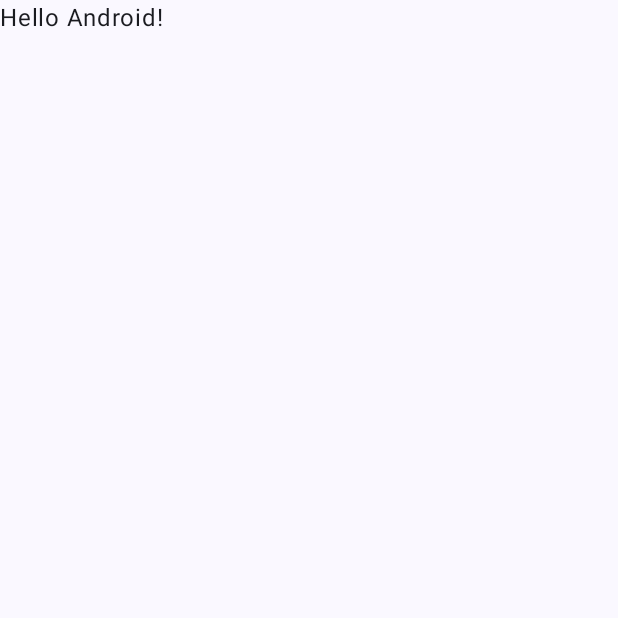
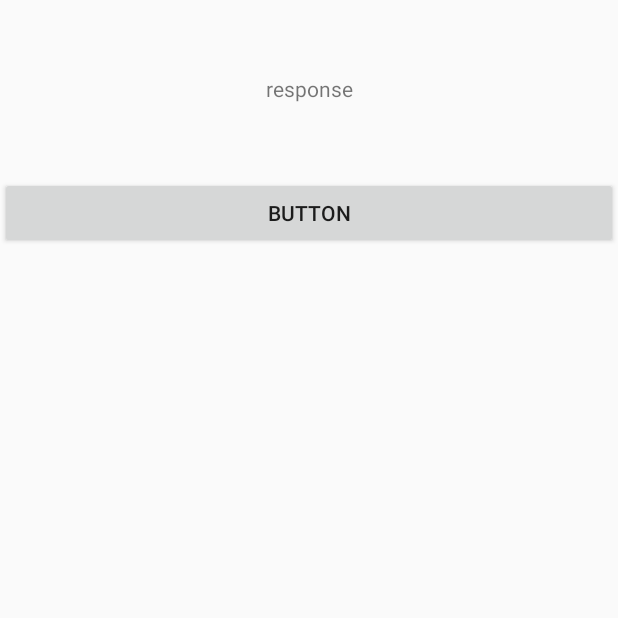
Before and after one commit to kminamiurawa24/KiracuChat, an Android app built with Jetpack Compose: the screen it shows after launch (MainActivity), on a phone screen of 412 x 824 dp, the top half of it. Before the commit the part shown is almost empty. Run offline under Robolectric (Android 15) with nearby library versions, the phone set to English and light mode, and no system bars.

Commit message:
アプリを追加
アプリを作り直しました

```diff
--- a/03_MobileApp/app/build.gradle.kts
+++ b/03_MobileApp/app/build.gradle.kts
@@ -5,11 +5,12 @@ plugins {
 
 android {
     namespace = "com.example.kiracuchat"
-    compileSdk = 34
+    compileSdk = 35
 
     defaultConfig {
         applicationId = "com.example.kiracuchat"
         minSdk = 31
+        //noinspection OldTargetApi,OldTargetApi
         targetSdk = 34
         versionCode = 1
         versionName = "1.0"
--- a/03_MobileApp/app/src/main/AndroidManifest.xml
+++ b/03_MobileApp/app/src/main/AndroidManifest.xml
@@ -2,7 +2,10 @@
 <manifest xmlns:android="http://schemas.android.com/apk/res/android"
     xmlns:tools="http://schemas.android.com/tools">
 
+    <uses-permission android:name="android.permission.INTERNET"/>
+
     <application
+        android:networkSecurityConfig="@xml/network_security_config"
         android:allowBackup="true"
         android:dataExtractionRules="@xml/data_extraction_rules"
         android:fullBackupContent="@xml/backup_rules"
--- a/03_MobileApp/app/src/main/java/com/example/kiracuchat/MainActivity.kt
+++ b/03_MobileApp/app/src/main/java/com/example/kiracuchat/MainActivity.kt
@@ -1,47 +1,83 @@
 package com.example.kiracuchat
 
 import android.os.Bundle
+import android.view.View
+import android.widget.TextView
 import androidx.activity.ComponentActivity
-import androidx.activity.compose.setContent
-import androidx.activity.enableEdgeToEdge
-import androidx.compose.foundation.layout.fillMaxSize
-import androidx.compose.foundation.layout.padding
-import androidx.compose.material3.Scaffold
-import androidx.compose.material3.Text
-import androidx.compose.runtime.Composable
-import androidx.compose.ui.Modifier
-import androidx.compose.ui.tooling.preview.Preview
-import com.example.kiracuchat.ui.theme.KiracuChatTheme
+import androidx.compose.ui.text.intl.Locale
+import java.io.BufferedReader
+import java.io.IOException
+import java.io.InputStream
+import java.io.InputStreamReader
+import java.net.HttpURLConnection
+import java.net.MalformedURLException
+import java.net.URL
+
 
 class MainActivity : ComponentActivity() {
     override fun onCreate(savedInstanceState: Bundle?) {
         super.onCreate(savedInstanceState)
-        enableEdgeToEdge()
-        setContent {
-            KiracuChatTheme {
-                Scaffold(modifier = Modifier.fillMaxSize()) { innerPadding ->
-                    Greeting(
-                        name = "Android",
-                        modifier = Modifier.padding(innerPadding)
-                    )
-                }
+        setContentView(R.layout.activity_main)
+    }
+
+    fun buttonOnClick(view: View){ // ①クリック時の処理を追加
+        var response = getAPI()
+        val textView: TextView = findViewById(R.id.textView)
+
+        textView.text = response
+    }
+
+    fun getAPI(): String {
+        var urlConnection: HttpURLConnection? = null
+        var inputStream: InputStream? = null
+        var response = ""
+
+        try {
+            val url = URL("http://192.168.40.125:5088/ConTest/ping")
+
+            // 接続先URLへのコネクションを開く
+            urlConnection = url.openConnection() as HttpURLConnection
+
+            // 接続タイムアウトとレスポンスタイムアウトを設定
+            urlConnection.connectTimeout = 10000  // 10秒
+            urlConnection.readTimeout = 10000     // 10秒
+
+            // ヘッダーにUser-AgentとAccept-Languageを設定
+            urlConnection.addRequestProperty("User-Agent", "Android")
+            urlConnection.addRequestProperty("Accept-Language","ja-JP" )
+
+            // HTTPメソッドをGETに設定
+            urlConnection.requestMethod = "GET"
+            urlConnection.doOutput = false
+            urlConnection.doInput = true
+
+            // 接続を開始
+            urlConnection.connect()
+
+            // レスポンスコードを取得
+            val statusCode = urlConnection.responseCode
+
+            // レスポンスコードが200ならレスポンスを読み取る
+            if (statusCode == 200) {
+                // ストリームを使ってレスポンスを読み取る
+                inputStream = urlConnection.inputStream
+                val bufferedReader = BufferedReader(InputStreamReader(inputStream, "UTF-8"))
+
+                // レスポンスボディを行単位で読み取る
+                response = bufferedReader.use { it.readText() }
+            }else{
+                println("Error: Response code $statusCode")
+                return "Error: Response code $statusCode"
             }
+        } catch (e: IOException) {
+            e.printStackTrace()
+            return e.message.toString()
+        } finally {
+            // リソースを適切に解放
+            urlConnection?.disconnect()
+            inputStream?.close()
         }
+
+        return response
     }
 }
-
-@Composable
-fun Greeting(name: String, modifier: Modifier = Modifier) {
-    Text(
-        text = "Hello $name!",
-        modifier = modifier
-    )
-}
-
-@Preview(showBackground = true)
-@Composable
-fun GreetingPreview() {
-    KiracuChatTheme {
-        Greeting("Android")
-    }
-}
--- /dev/null
+++ b/03_MobileApp/app/src/main/res/layout/activity_main.xml
@@ -0,0 +1,20 @@
+<?xml version="1.0" encoding="utf-8"?>
+<LinearLayout xmlns:android="http://schemas.android.com/apk/res/android"
+    android:orientation="vertical"
+    android:layout_width="match_parent"
+    android:layout_height="match_parent">
+
+    <TextView
+        android:id="@+id/textView"
+        android:layout_width="match_parent"
+        android:gravity="center"
+        android:layout_height="118dp"
+        android:text="response" />
+
+    <Button
+        android:id="@+id/button2"
+        android:layout_width="match_parent"
+        android:layout_height="wrap_content"
+        android:onClick="buttonOnClick"
+        android:text="Button" />
+</LinearLayout>
--- /dev/null
+++ b/03_MobileApp/app/src/main/res/xml/network_security_config.xml
@@ -0,0 +1,4 @@
+<?xml version="1.0" encoding="utf-8"?> <network-security-config>
+        <domain-config cleartextTrafficPermitted="true">
+        <domain includeSubdomains="true">192.168.40.125:5088</domain> <!-- 開発サーバのIPアドレス --> </domain-config>
+</network-security-config>
```
